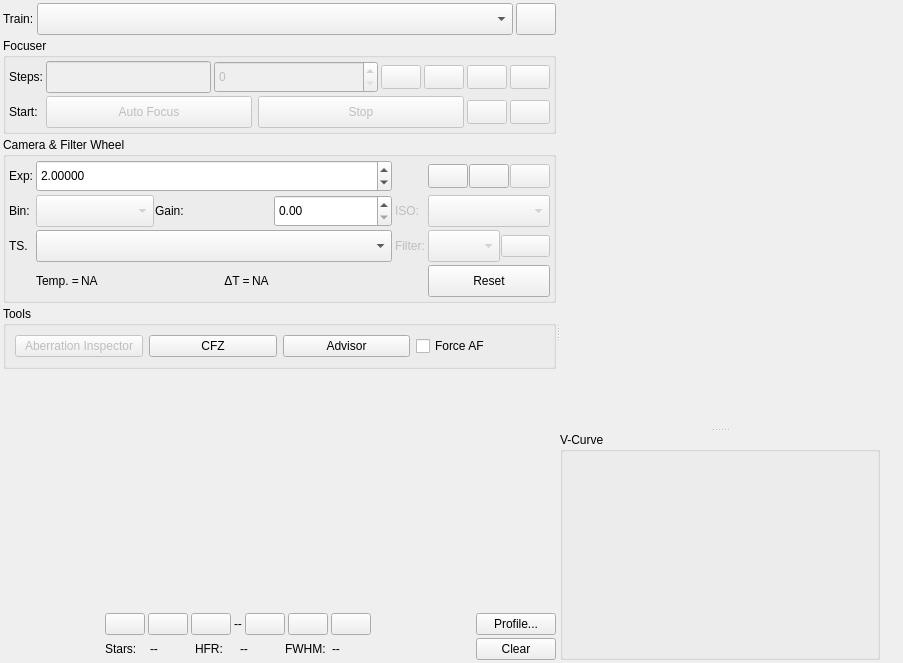
geeksville/kstars-fork, file kstars/ekos/focus/focus.ui: the form before one commit.
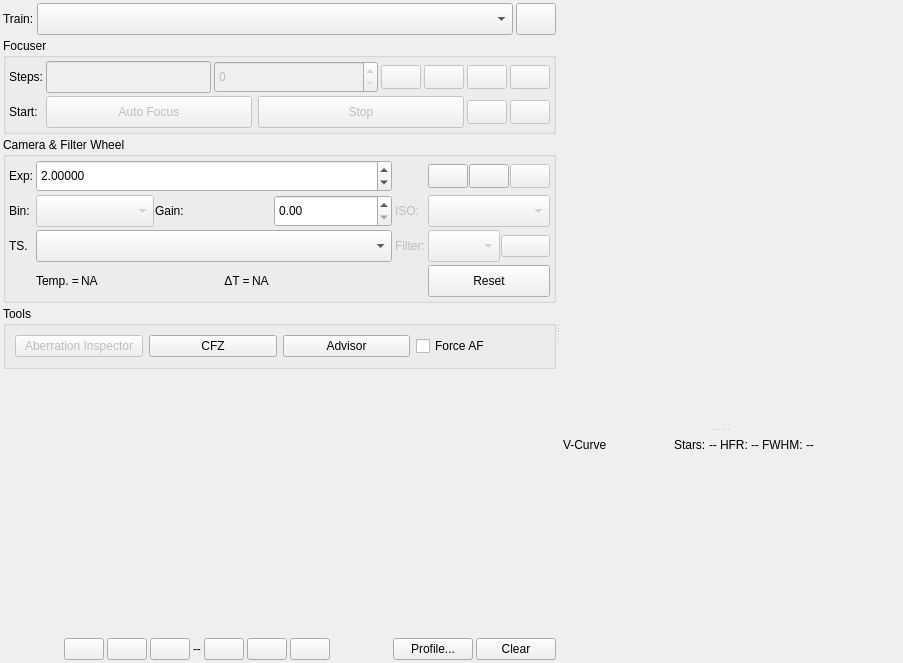
The form after the commit. Icons and pictures are not drawn. Custom widgets are drawn as their Qt base class.

Commit message: History navigation through all AF runs created

The edit to the form file:
```diff
--- a/kstars/ekos/focus/focus.ui
+++ b/kstars/ekos/focus/focus.ui
@@ -953,28 +953,8 @@
         </spacer>
        </item>
        <item>
-        <layout class="QGridLayout" name="gridLayout" columnstretch="1,0,1,0">
-         <item row="1" column="3">
-          <widget class="QPushButton" name="clearDataB">
-           <property name="text">
-            <string>Clear</string>
-           </property>
-          </widget>
-         </item>
-         <item row="1" column="2">
-          <spacer name="horizontalSpacer_6">
-           <property name="orientation">
-            <enum>Qt::Horizontal</enum>
-           </property>
-           <property name="sizeHint" stdset="0">
-            <size>
-             <width>40</width>
-             <height>20</height>
-            </size>
-           </property>
-          </spacer>
-         </item>
-         <item row="1" column="0">
+        <layout class="QHBoxLayout" name="horizontalLayout_6">
+         <item>
           <spacer name="horizontalSpacer_5">
            <property name="orientation">
             <enum>Qt::Horizontal</enum>
@@ -987,84 +967,7 @@
            </property>
           </spacer>
          </item>
-         <item row="0" column="3">
-          <widget class="QPushButton" name="relativeProfileB">
-           <property name="sizePolicy">
-            <sizepolicy hsizetype="Minimum" vsizetype="Fixed">
-             <horstretch>0</horstretch>
-             <verstretch>0</verstretch>
-            </sizepolicy>
-           </property>
-           <property name="text">
-            <string>Profile...</string>
-           </property>
-          </widget>
-         </item>
-         <item row="1" column="1">
-          <widget class="QWidget" name="measurementsBox" native="true">
-           <layout class="QHBoxLayout" name="horizontalLayout_6">
-            <property name="leftMargin">
-             <number>3</number>
-            </property>
-            <property name="topMargin">
-             <number>3</number>
-            </property>
-            <property name="rightMargin">
-             <number>3</number>
-            </property>
-            <property name="bottomMargin">
-             <number>3</number>
-            </property>
-            <item>
-             <layout class="QHBoxLayout" name="horizontalLayout_9">
-              <item>
-               <widget class="QLabel" name="starsLabel">
-                <property name="text">
-                 <string>Stars:</string>
-                </property>
-               </widget>
-              </item>
-              <item>
-               <widget class="QLabel" name="starsOut">
-                <property name="text">
-                 <string>--</string>
-                </property>
-               </widget>
-              </item>
-              <item>
-               <widget class="QLabel" name="hfrLabel">
-                <property name="text">
-                 <string>HFR:</string>
-                </property>
-               </widget>
-              </item>
-              <item>
-               <widget class="QLabel" name="HFROut">
-                <property name="text">
-                 <string>--</string>
-                </property>
-               </widget>
-              </item>
-              <item>
-               <widget class="QLabel" name="fwhmLabel">
-                <property name="text">
-                 <string>FWHM:</string>
-                </property>
-               </widget>
-              </item>
-              <item>
-               <widget class="QLabel" name="FWHMOut">
-                <property name="text">
-                 <string>--</string>
-                </property>
-               </widget>
-              </item>
-             </layout>
-            </item>
-           </layout>
-          </widget>
-         </item>
-         <item row="0" column="1">
+         <item>
           <layout class="QHBoxLayout" name="horizontalLayout_4">
            <item>
             <spacer name="horizontalSpacer_3">
@@ -1206,7 +1109,7 @@
            </item>
           </layout>
          </item>
-         <item row="0" column="2">
+         <item>
           <layout class="QHBoxLayout" name="horizontalLayout_7">
            <item>
             <spacer name="horizontalSpacer">
@@ -1226,6 +1129,26 @@
            </item>
           </layout>
          </item>
+         <item>
+          <widget class="QPushButton" name="relativeProfileB">
+           <property name="sizePolicy">
+            <sizepolicy hsizetype="Minimum" vsizetype="Fixed">
+             <horstretch>0</horstretch>
+             <verstretch>0</verstretch>
+            </sizepolicy>
+           </property>
+           <property name="text">
+            <string>Profile...</string>
+           </property>
+          </widget>
+         </item>
+         <item>
+          <widget class="QPushButton" name="clearDataB">
+           <property name="text">
+            <string>Clear</string>
+           </property>
+          </widget>
+         </item>
         </layout>
        </item>
       </layout>
@@ -1260,7 +1183,7 @@
         </size>
        </property>
       </widget>
-      <widget class="QGroupBox" name="groupBox_4">
+      <widget class="QWidget" name="widget_4" native="true">
        <property name="sizePolicy">
         <sizepolicy hsizetype="Expanding" vsizetype="Expanding">
          <horstretch>0</horstretch>
@@ -1273,9 +1196,6 @@
          <height>200</height>
         </size>
        </property>
-       <property name="title">
-        <string>V-Curve</string>
-       </property>
        <layout class="QVBoxLayout" name="verticalLayout_4">
         <property name="spacing">
          <number>3</number>
@@ -1292,6 +1212,85 @@
         <property name="bottomMargin">
          <number>3</number>
         </property>
+        <item>
+         <layout class="QHBoxLayout" name="horizontalLayout_9">
+          <item>
+           <widget class="QLabel" name="label">
+            <property name="text">
+             <string>V-Curve</string>
+            </property>
+           </widget>
+          </item>
+          <item>
+           <spacer name="horizontalSpacer_2">
+            <property name="orientation">
+             <enum>Qt::Horizontal</enum>
+            </property>
+            <property name="sizeHint" stdset="0">
+             <size>
+              <width>40</width>
+              <height>20</height>
+             </size>
+            </property>
+           </spacer>
+          </item>
+          <item>
+           <widget class="QLabel" name="starsLabel">
+            <property name="text">
+             <string>Stars:</string>
+            </property>
+           </widget>
+          </item>
+          <item>
+           <widget class="QLabel" name="starsOut">
+            <property name="text">
+             <string>--</string>
+            </property>
+           </widget>
+          </item>
+          <item>
+           <widget class="QLabel" name="hfrLabel">
+            <property name="text">
+             <string>HFR:</string>
+            </property>
+           </widget>
+          </item>
+          <item>
+           <widget class="QLabel" name="HFROut">
+            <property name="text">
+             <string>--</string>
+            </property>
+           </widget>
+          </item>
+          <item>
+           <widget class="QLabel" name="fwhmLabel">
+            <property name="text">
+             <string>FWHM:</string>
+            </property>
+           </widget>
+          </item>
+          <item>
+           <widget class="QLabel" name="FWHMOut">
+            <property name="text">
+             <string>--</string>
+            </property>
+           </widget>
+          </item>
+          <item>
+           <spacer name="horizontalSpacer_7">
+            <property name="orientation">
+             <enum>Qt::Horizontal</enum>
+            </property>
+            <property name="sizeHint" stdset="0">
+             <size>
+              <width>40</width>
+              <height>20</height>
+             </size>
+            </property>
+           </spacer>
+          </item>
+         </layout>
+        </item>
         <item>
          <widget class="FocusHFRVPlot" name="HFRPlot" native="true">
           <property name="sizePolicy">
```
Left out of the diff: 1 changed line with no effect on the pictures.
